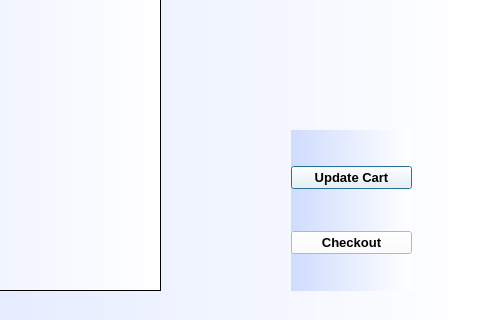
The window that Marketplace-Client/Marketplace-Client/cart.ui (Ahmedkhalifa1999/Design-and-Implementation-of-a-Marketplace-system) describes before a commit, drawn with Qt 5; both pictures show x 420 to 900 and y 280 to 600 of the 900 by 600 pixel window.
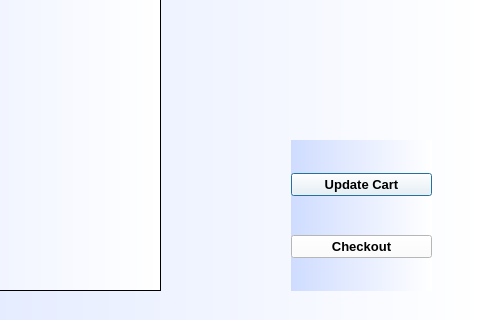
The same window after the commit.

Commit message: account ,cart

The edit to the form file:
```diff
--- a/Marketplace-Client/Marketplace-Client/cart.ui
+++ b/Marketplace-Client/Marketplace-Client/cart.ui
@@ -88,13 +88,13 @@
     </layout>
    </widget>
   </widget>
-  <widget class="QWidget" name="">
+  <widget class="QWidget" name="layoutWidget">
    <property name="geometry">
     <rect>
      <x>711</x>
-     <y>410</y>
-     <width>121</width>
-     <height>161</height>
+     <y>420</y>
+     <width>141</width>
+     <height>151</height>
     </rect>
    </property>
    <layout class="QVBoxLayout" name="verticalLayout">
```
The commit also changes 5 other files.
